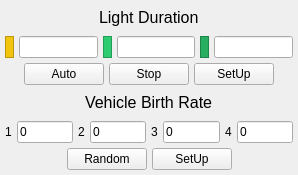
This is simulationcontrol.ui in KimangKhenng/Traffic-SImulation-and-Visualization as Qt 5 draws it before an edit. The edited form follows.
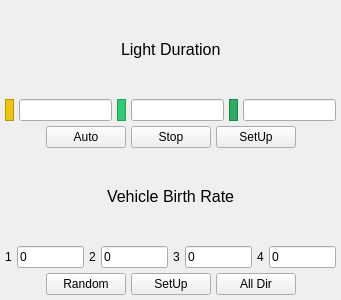
This is the edited form.

The edit to the form file:
```diff
--- a/simulationcontrol.ui
+++ b/simulationcontrol.ui
@@ -2,12 +2,15 @@
 <ui version="4.0">
  <class>SimulationControl</class>
  <widget class="QWidget" name="SimulationControl">
+  <property name="enabled">
+   <bool>true</bool>
+  </property>
   <property name="geometry">
    <rect>
     <x>0</x>
     <y>0</y>
-    <width>298</width>
-    <height>175</height>
+    <width>341</width>
+    <height>300</height>
    </rect>
   </property>
   <property name="minimumSize">
@@ -18,8 +21,8 @@
   </property>
   <property name="maximumSize">
    <size>
-    <width>298</width>
-    <height>175</height>
+    <width>341</width>
+    <height>300</height>
    </size>
   </property>
   <property name="windowTitle">
@@ -325,6 +328,13 @@
        </property>
       </widget>
      </item>
+     <item>
+      <widget class="QPushButton" name="m_setup_birth_rate_button_3">
+       <property name="text">
+        <string>All Dir</string>
+       </property>
+      </widget>
+     </item>
      <item>
       <spacer name="horizontalSpacer_7">
        <property name="orientation">
```
